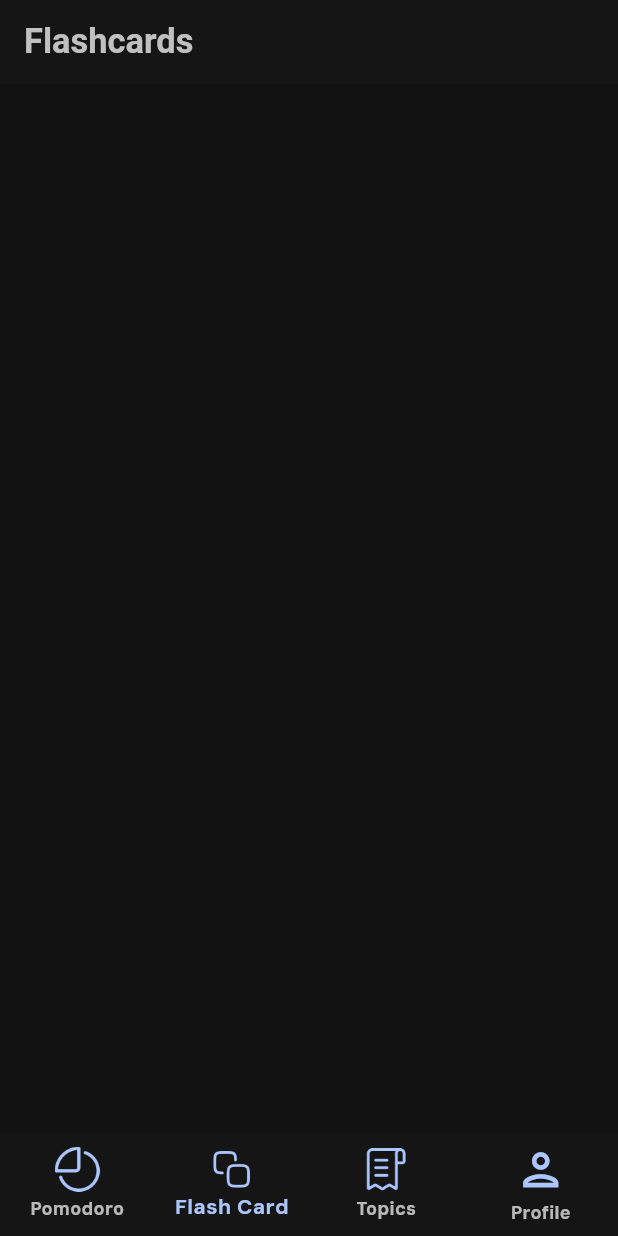
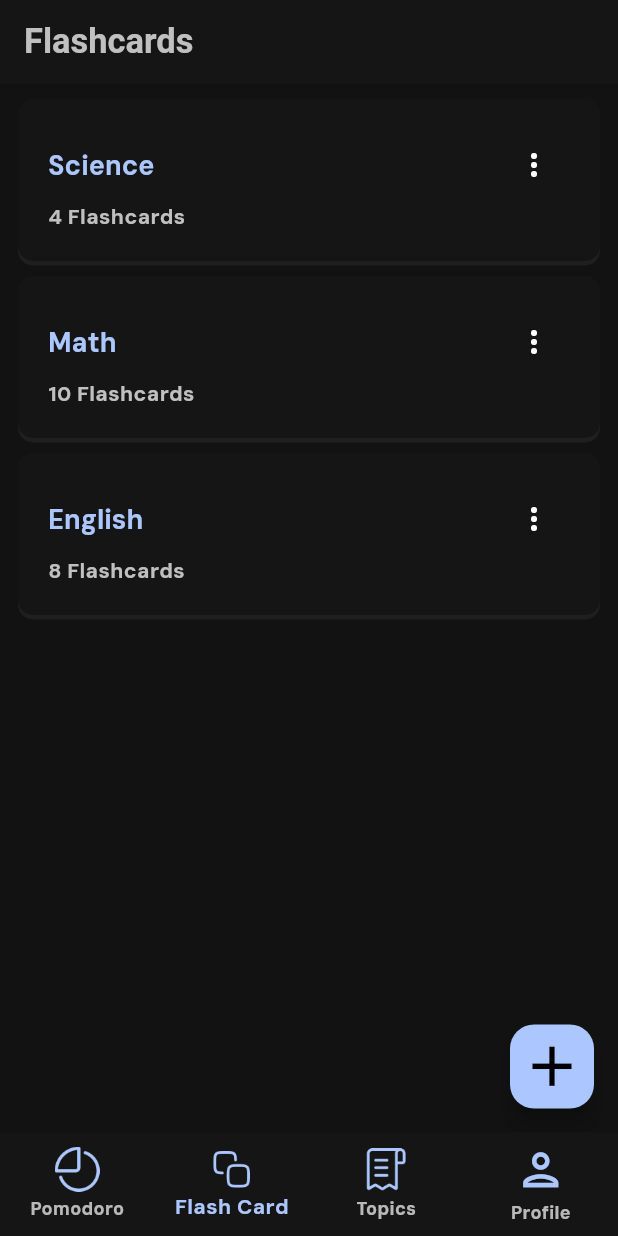
Before and after one commit to NNNNNC/pomodor_app, a Flutter app: the screen it shows after launch, item 2 of the bottom bar chosen, on a phone screen of 412 x 824 dp. Run offline on Flutter 3.47's test engine with Material 3 defaults, Android fonts, the phone set to English and light mode, and no system bars; our stand-ins replace carousel_slider, flip_card.

Commit message:
flashcard UI

```diff
--- a/lib/pages/edit_page.dart
+++ b/lib/pages/edit_page.dart
@@ -18,7 +18,9 @@ class _edit_pageState extends State<edit_page> {
           Padding(
             padding: const EdgeInsets.only(right: 25),
             child: IconButton(
-                onPressed: () {},
+                onPressed: () {
+                  Navigator.pop(context);
+                },
                 icon: Icon(
                   Icons.check,
                   size: 30,
--- a/lib/pages/flashcard_page.dart
+++ b/lib/pages/flashcard_page.dart
@@ -1,5 +1,6 @@
 import 'package:flutter/material.dart';
 import 'package:flutter/widgets.dart';
+import 'package:pomodoro_app/utils/flashcard_tile.dart';
 
 class flashcard_page extends StatefulWidget {
   const flashcard_page({super.key});
@@ -16,6 +17,19 @@ class _flashcard_pageState extends State<flashcard_page> {
           title: Text("Flashcards"),
           backgroundColor: Theme.of(context).colorScheme.primary,
         ),
+        floatingActionButton: FloatingActionButton(
+        heroTag: 'flashcard',
+        onPressed: (){},
+        child: Icon(Icons.add, size: 45,),
+      ),
+
+      body: ListView(
+        children: [
+          flashcard_tile(flashcard_name: 'Science', flashcard_count: 4,),
+          flashcard_tile(flashcard_name: 'Math', flashcard_count: 10,),
+          flashcard_tile(flashcard_name: 'English', flashcard_count: 8,)
+        ],
+      ),
     );
   }
 }
--- a/lib/pages/profile_page.dart
+++ b/lib/pages/profile_page.dart
@@ -19,6 +19,7 @@ class _profile_pageState extends State<profile_page> {
         ),
 
       floatingActionButton: FloatingActionButton(
+        heroTag: 'profile',
         onPressed: (){},
         child: Icon(Icons.add, size: 45,),
       ),
--- a/lib/utils/custom_box.dart
+++ b/lib/utils/custom_box.dart
@@ -13,7 +13,7 @@ class _custom_boxState extends State<custom_box> {
   @override
   Widget build(BuildContext context) {
     return Container(
-      padding: EdgeInsets.all(25),
+      padding: EdgeInsets.all(20),
       child: widget.child,
       decoration: BoxDecoration(
             color: Theme.of(context).colorScheme.primary,
--- /dev/null
+++ b/lib/utils/flashcard_tile.dart
@@ -0,0 +1,51 @@
+import 'package:flutter/material.dart';
+import 'package:pomodoro_app/pages/flashcard_edit.dart';
+import 'package:pomodoro_app/utils/custom_box.dart';
+
+class flashcard_tile extends StatelessWidget {
+
+  final String flashcard_name;
+  final int flashcard_count;
+
+  const flashcard_tile({
+    super.key,
+    required this.flashcard_name,
+    required this.flashcard_count});
+
+  @override
+  Widget build(BuildContext context) {
+    return Padding(
+      padding: const EdgeInsets.only(left: 12,right: 12, top: 10,),
+      child: GestureDetector(
+        onTap: (){
+          Navigator.push(context, MaterialPageRoute(builder: (Context) => flashcard_edit()));
+        },
+        child: custom_box(
+          child: Column(
+            crossAxisAlignment: CrossAxisAlignment.start,
+            children: [
+              Row(
+                mainAxisAlignment: MainAxisAlignment.spaceBetween,
+                children: [
+                  Text(flashcard_name, style: Theme.of(context).textTheme.titleLarge),
+                  PopupMenuButton(
+                    color: Color.fromRGBO(48, 48, 48, 0.9),
+                    itemBuilder: (context) => [
+                      PopupMenuItem(
+                        child: Text('Edit', style: TextStyle(fontWeight: FontWeight.bold),
+                         )
+                        ),
+                      PopupMenuItem(
+                        child: Text('Delete', style: TextStyle(fontWeight: FontWeight.bold)
+                        )
+                        )
+                    ])
+                ],
+              ),
+              Text(flashcard_count.toString()+' Flashcards')
+            ],
+          ),),
+      ),
+      );
+  }
+}
--- a/lib/utils/profile_tile.dart
+++ b/lib/utils/profile_tile.dart
@@ -25,7 +25,7 @@ class profile_tile extends StatelessWidget {
     return Padding(
       padding: const EdgeInsets.only(left: 12,right: 12, top: 12, bottom: 5),
       child: GestureDetector(
-        onTap: (){
+        onTap: () {
           Navigator.push(context, MaterialPageRoute(builder: (Context) => edit_page()));
         },
         child: custom_box(
--- a/pubspec.yaml
+++ b/pubspec.yaml
@@ -36,10 +36,16 @@ dependencies:
   # Use with the CupertinoIcons class for iOS style icons.
   cupertino_icons: ^1.0.6
   google_fonts: ^6.2.1
+  hive: ^2.2.3
+  hive_flutter: ^1.1.0
+  carousel_slider: ^4.2.1
+  flip_card: ^0.7.0
 
 dev_dependencies:
   flutter_test:
     sdk: flutter
+  hive_generator: ^2.0.1
+  build_runner: ^2.4.7
 
   # The "flutter_lints" package below contains a set of recommended lints to
   # encourage good coding practices. The lint set provided by the package is
```
Also changed, not shown: lib/pages/flashcard_edit.dart (added, +154 -0 lines), lib/utils/flashcard_box.dart (added, +39 -0 lines), lib/pages/main_page.dart (line endings or trailing spaces), pubspec.lock.
